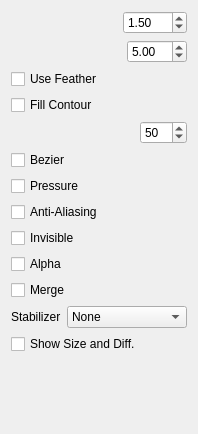
Before: the Qt Designer form app/ui/tooloptions.ui in pencil2d/pencil, drawn with Qt 5.
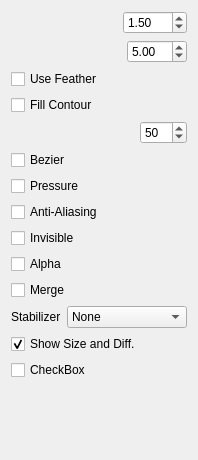
After: the same form once the commit is applied. Custom widgets are drawn as their Qt base class.

Commit message: Added lock selection to UI + some WIP

Diff of the .ui file:
```diff
--- a/app/ui/tooloptions.ui
+++ b/app/ui/tooloptions.ui
@@ -7,7 +7,7 @@
     <x>0</x>
     <y>0</y>
     <width>198</width>
-    <height>434</height>
+    <height>460</height>
    </rect>
   </property>
   <property name="windowTitle">
@@ -218,6 +218,19 @@
     <widget class="QCheckBox" name="showInfoBox">
      <property name="text">
       <string>Show Size and Diff.</string>
+     </property>
+     <property name="checked">
+      <bool>true</bool>
+     </property>
+    </widget>
+   </item>
+   <item>
+    <widget class="QCheckBox" name="lockSelectionBox">
+     <property name="text">
+      <string>CheckBox</string>
+     </property>
+     <property name="checked">
+      <bool>false</bool>
      </property>
     </widget>
    </item>
```
The commit also changes 6 other files.
